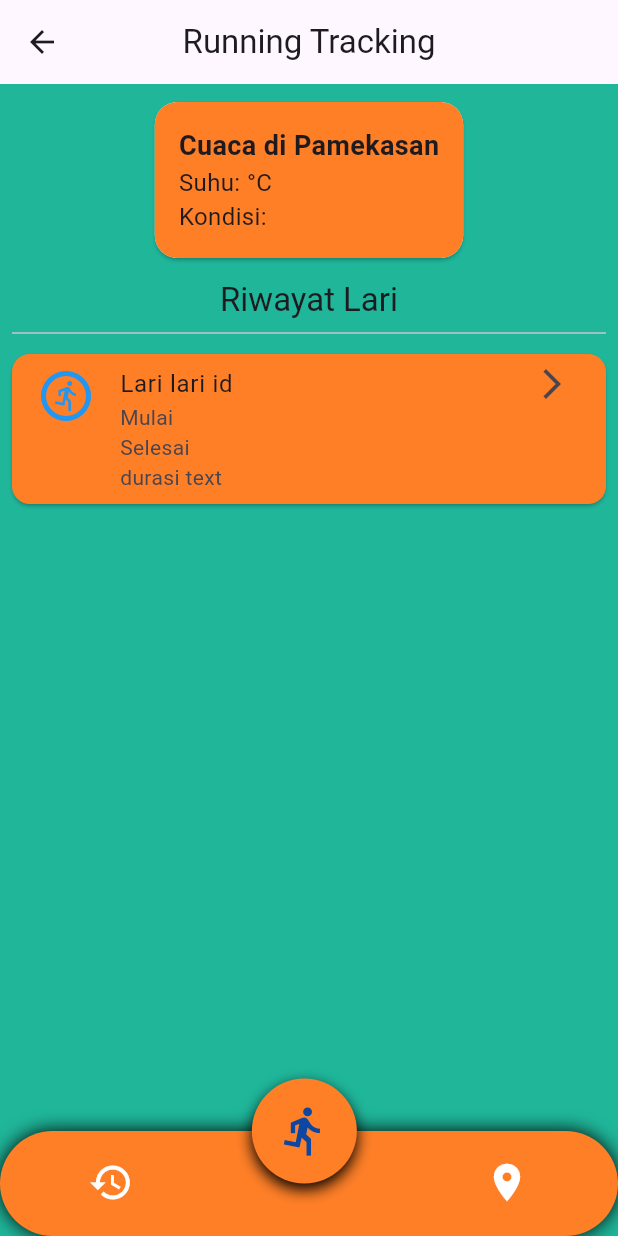
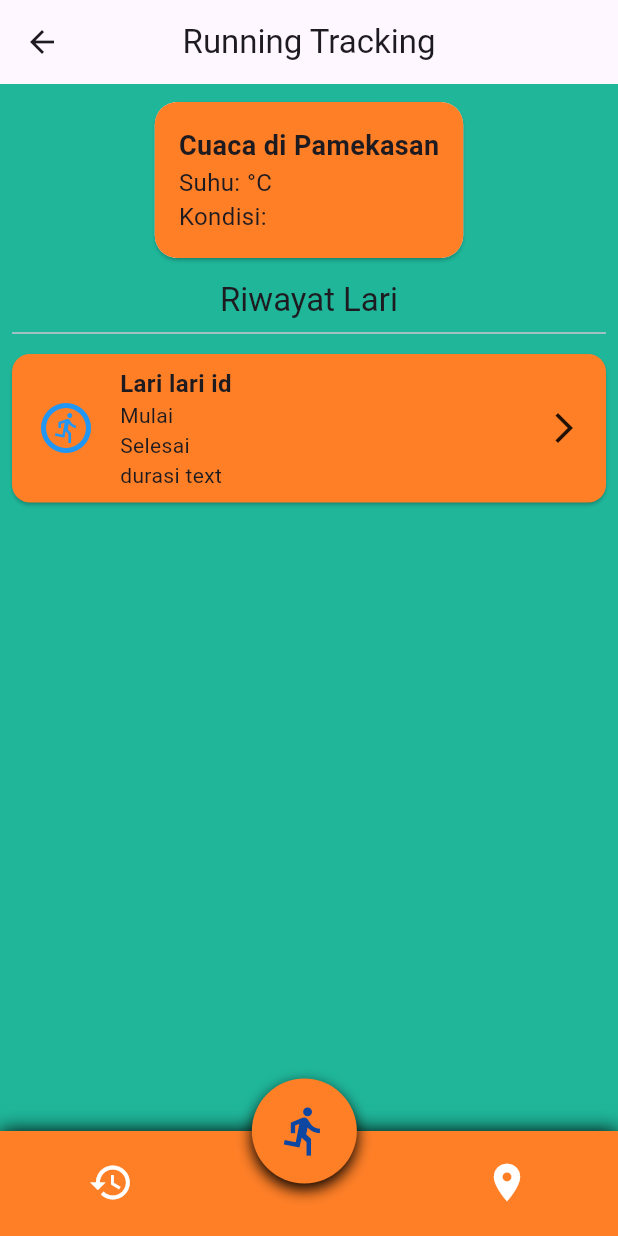
Before and after one commit to dimasbagas/Runnning_feet, a Flutter app: the History screen opened directly, on a phone screen of 412 x 824 dp. Run offline on Flutter 3.47's test engine with Material 3 defaults, Android fonts, the light colour scheme and no system bars; our stand-ins replace sqflite; missing offline and left inert: syncfusion_flutter_maps; accounts and stored records are empty.

Commit message:
perbaikan dan penyesuaian pada History

```diff
--- a/lib/pages/button_navigation.dart
+++ b/lib/pages/button_navigation.dart
@@ -27,10 +27,10 @@ class ButtonNavigation extends StatelessWidget {
       decoration: BoxDecoration(
         color: mainOrange,
         borderRadius: const BorderRadius.only(
-          topLeft: Radius.circular(40),
-          bottomLeft: Radius.circular(40),
-          topRight: Radius.circular(40),
-          bottomRight: Radius.circular(40),
+          // topLeft: Radius.circular(40),
+          // bottomLeft: Radius.circular(40),
+          // topRight: Radius.circular(40),
+          // bottomRight: Radius.circular(40),
         ),
         boxShadow: [BoxShadow(color: Colors.black, blurRadius: 10)],
       ),
--- a/lib/pages/hisroty.dart
+++ b/lib/pages/hisroty.dart
@@ -11,11 +11,11 @@ class History extends StatefulWidget {
 class _HistoryState extends State<History> {
   final Color mainOrange = const Color(0xFFff7f27);
   final Color mainSage = const Color(0xFF1FB69A);
+
   @override
   Widget build(BuildContext context) {
     return Scaffold(
-      appBar: AppBar(title: Text("Running Tracking"),
-      centerTitle: true),
+      appBar: AppBar(title: Text("Running Tracking"), centerTitle: true),
       backgroundColor: mainSage,
       body: SafeArea(
         child: Container(
@@ -53,7 +53,7 @@ class _HistoryState extends State<History> {
                           Text(
                             "Suhu: °C",
                             style: TextStyle(fontSize: 16),
-                          ), // Perbaiki tanda kutip
+                          ),
                           Text("Kondisi: ", style: TextStyle(fontSize: 16)),
                         ],
                       ),
@@ -71,24 +71,35 @@ class _HistoryState extends State<History> {
                 Card(
                   color: mainOrange,
                   margin: const EdgeInsets.symmetric(vertical: 6.0),
-                  child: ListTile(
-                    leading: const Icon(
+                  child: Padding( // Tambahkan Padding di sekitar konten Card
+                    padding: const EdgeInsets.symmetric(vertical: 8.0, horizontal: 16.0), // Sesuaikan padding sesuai kebutuhan
+                    child: Row( // Gunakan Row untuk menampung ikon dan teks
+                      crossAxisAlignment: CrossAxisAlignment.center, // Atur perataan vertikal
+                      children: [
+                        const Icon(
                           Icons.run_circle_outlined,
                           color: Colors.blue,
                           size: 40,
                         ),
-                    title: Text("Lari lari id"),
-                    subtitle: Column(
-                      crossAxisAlignment: CrossAxisAlignment.start,
+                        SizedBox(width: 16), // Beri sedikit jarak antara ikon dan teks
+                        Expanded( // Gunakan Expanded agar Column teks mengisi sisa ruang
+                          child: Column(
+                            crossAxisAlignment: CrossAxisAlignment.start, // Agar teks rata kiri
+                            mainAxisAlignment: MainAxisAlignment.center, // Pusatkan teks secara vertikal dalam Column
                             children: [
+                              Text(
+                                "Lari lari id",
+                                style: TextStyle(fontSize: 16, fontWeight: FontWeight.bold), // Opsional: Beri style pada judul
+                              ),
                               Text("Mulai"),
                               Text("Selesai"),
                               Text("durasi text"),
                             ],
                           ),
-                    trailing: const Icon(Icons.arrow_forward_ios),
-                    isThreeLine: true,
-                    onTap: () {},
+                        ),
+                        const Icon(Icons.arrow_forward_ios),
+                      ],
+                    ),
                   ),
                 ),
               ],
```
Lines whose indentation alone changed are shown as unchanged.
